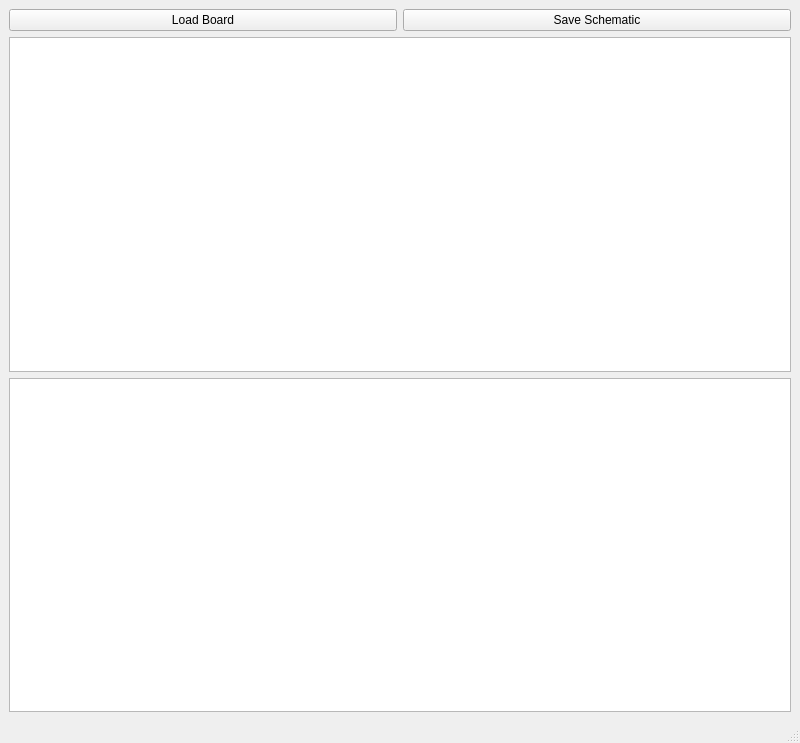
Old version of the form kicad_backannotate/gui/main.ui in the repository weatherhead99/kicad_backannotate.
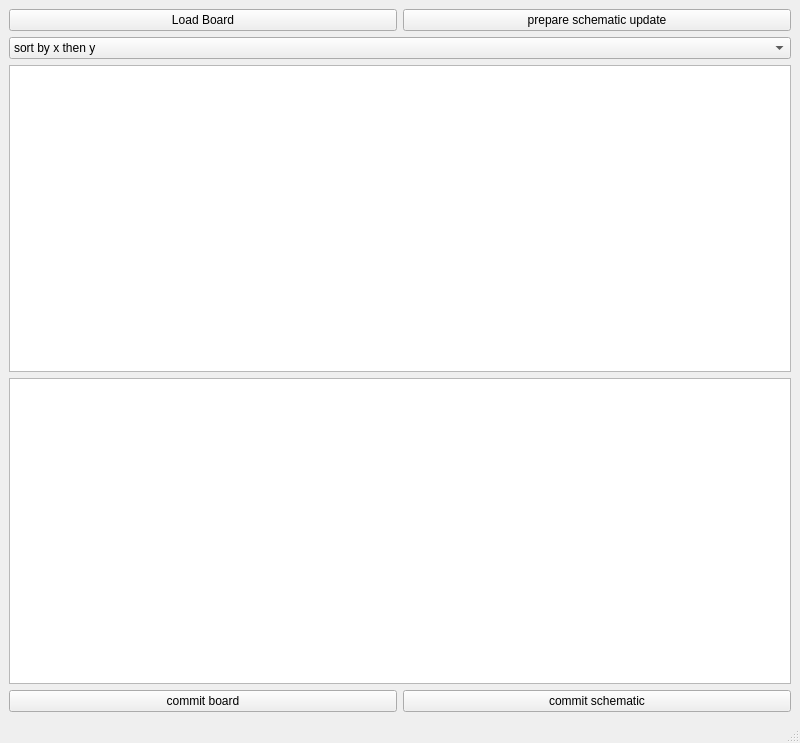
New version of the form.

Commit message: updated GUI, board loading works...

Patch:
```diff
--- a/kicad_backannotate/gui/main.ui
+++ b/kicad_backannotate/gui/main.ui
@@ -17,28 +17,64 @@
    <layout class="QVBoxLayout" name="verticalLayout">
     <item>
      <layout class="QHBoxLayout" name="horizontalLayout">
-      <item>
-       <widget class="QPushButton" name="writeSchematicButton">
-        <property name="text">
-         <string>Load Board</string>
-        </property>
-       </widget>
-      </item>
       <item>
        <widget class="QPushButton" name="loadBoardButton">
         <property name="text">
-         <string>Save Schematic</string>
+         <string>Load Board</string>
+        </property>
+       </widget>
+      </item>
+      <item>
+       <widget class="QPushButton" name="prepareSchematicButton">
+        <property name="text">
+         <string>prepare schematic update</string>
         </property>
        </widget>
       </item>
      </layout>
     </item>
     <item>
-     <widget class="QColumnView" name="remapView"/>
+     <widget class="QComboBox" name="sortOrder">
+      <item>
+       <property name="text">
+        <string>sort by x then y</string>
+       </property>
+      </item>
+      <item>
+       <property name="text">
+        <string>sort by y then x</string>
+       </property>
+      </item>
+     </widget>
+    </item>
+    <item>
+     <widget class="QTableView" name="remapView">
+      <property name="selectionBehavior">
+       <enum>QAbstractItemView::SelectRows</enum>
+      </property>
+     </widget>
     </item>
     <item>
      <widget class="QTextBrowser" name="logView"/>
     </item>
+    <item>
+     <layout class="QHBoxLayout" name="horizontalLayout_2">
+      <item>
+       <widget class="QPushButton" name="commitboardbutton">
+        <property name="text">
+         <string>commit board</string>
+        </property>
+       </widget>
+      </item>
+      <item>
+       <widget class="QPushButton" name="writeSchematicButton">
+        <property name="text">
+         <string>commit schematic</string>
+        </property>
+       </widget>
+      </item>
+     </layout>
+    </item>
    </layout>
   </widget>
   <widget class="QMenuBar" name="menubar">
```
The commit also changes 3 other files.
